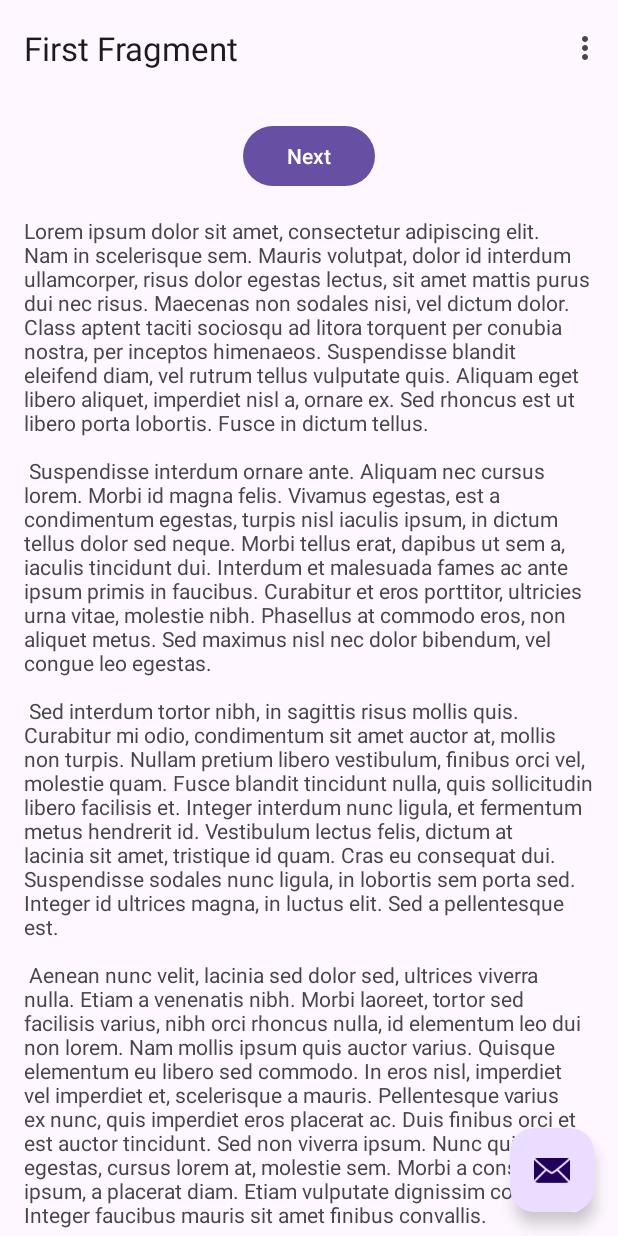
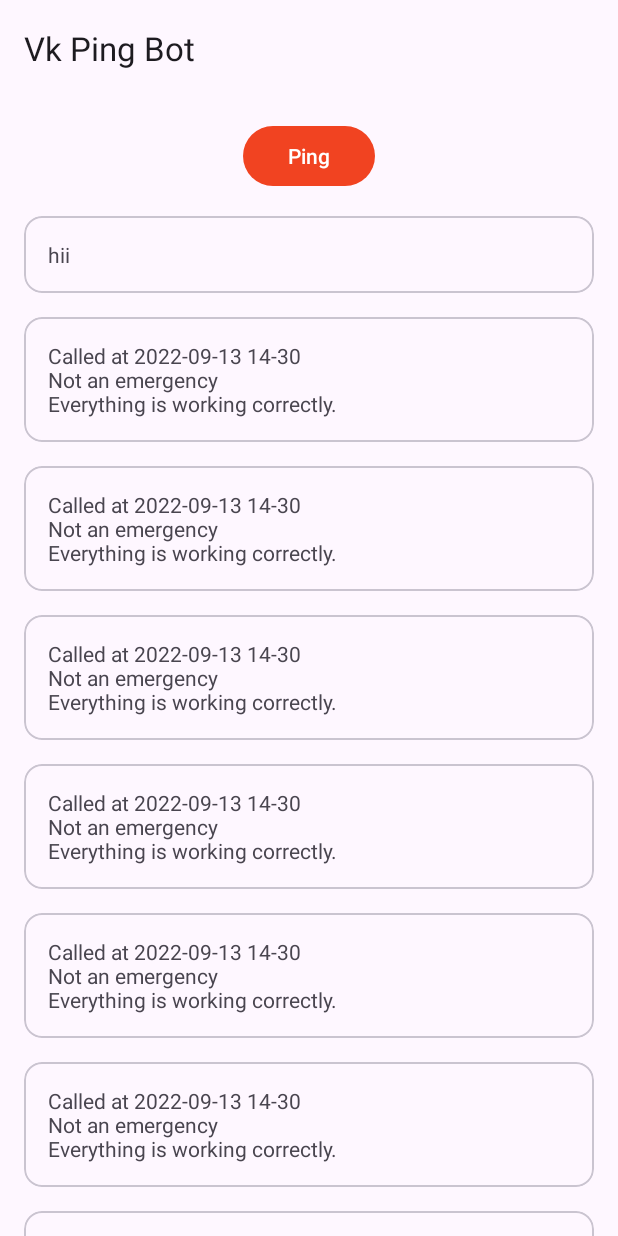
Before and after one commit to JupiterPi/vk-ping-bot, an Android app: the screen it shows after launch (MainActivity), on a phone screen of 412 x 824 dp. Run offline under Robolectric (Android 15) with nearby library versions, the phone set to English and light mode, and no system bars; our stand-ins replace navigation-ui.

Commit message:
added way to add result view

```diff
--- a/app/src/main/java/de/jupiterpi/vocabulum/pingbot/MainActivity.kt
+++ b/app/src/main/java/de/jupiterpi/vocabulum/pingbot/MainActivity.kt
@@ -10,6 +10,11 @@ import androidx.navigation.ui.navigateUp
 import androidx.navigation.ui.setupActionBarWithNavController
 import android.view.Menu
 import android.view.MenuItem
+import android.widget.Button
+import android.widget.LinearLayout
+import android.widget.TextView
+import androidx.appcompat.app.AppCompatDelegate
+import androidx.fragment.app.commit
 import de.jupiterpi.vocabulum.pingbot.databinding.ActivityMainBinding
 
 class MainActivity : AppCompatActivity() {
@@ -18,44 +23,53 @@ class MainActivity : AppCompatActivity() {
     private lateinit var binding: ActivityMainBinding
 
     override fun onCreate(savedInstanceState: Bundle?) {
+        // disable night mode
+        AppCompatDelegate.setDefaultNightMode(AppCompatDelegate.MODE_NIGHT_NO)
+
         WindowCompat.setDecorFitsSystemWindows(window, false)
         super.onCreate(savedInstanceState)
 
-        binding = ActivityMainBinding.inflate(layoutInflater)
-        setContentView(binding.root)
+        /*binding = ActivityMainBinding.inflate(layoutInflater)
+        setContentView(binding.root)*/
+        setContentView(R.layout.activity_main)
 
-        setSupportActionBar(binding.toolbar)
+        /*setSupportActionBar(binding.toolbar)*/
+        setSupportActionBar(findViewById(R.id.toolbar))
 
-        val navController = findNavController(R.id.nav_host_fragment_content_main)
+        /*binding.buttonManualPing*/findViewById<Button>(R.id.button_manual_ping).setOnClickListener {
+            Snackbar
+                .make(it, "Text", 2000)
+                .show()
+        }
+
+        /*val navController = findNavController(R.id.nav_host_fragment_content_main)
         appBarConfiguration = AppBarConfiguration(navController.graph)
-        setupActionBarWithNavController(navController, appBarConfiguration)
+        setupActionBarWithNavController(navController, appBarConfiguration)*/
 
-        binding.fab.setOnClickListener { view ->
-            Snackbar.make(view, "Replace with your own action", Snackbar.LENGTH_LONG)
-                .setAnchorView(R.id.fab)
-                .setAction("Action", null).show()
+        if (savedInstanceState == null) {
+            /*supportFragmentManager.commit {
+                setReorderingAllowed(true)
+                add(R.id.result_fragments_container, ResultFragment.newInstance("This isn't the last."), "1")
+                add(R.id.result_fragments_container, ResultFragment.newInstance("Neither is this."), "2")
+            }*/
+            /*supportFragmentManager.commit {
+                setReorderingAllowed(true)
+                add(R.id.result_fragments_container, ResultFragment::class.java, Bundle().apply {
+                    putString(ARG_RESULT_TEXT, "Not a placeholder anymore!")
+                })
+            }*/
+        }
+
+        addResult("hii")
+        findViewById<Button>(R.id.button_manual_ping).setOnClickListener {
+            addResult("hi")
         }
     }
 
-    override fun onCreateOptionsMenu(menu: Menu): Boolean {
-        // Inflate the menu; this adds items to the action bar if it is present.
-        menuInflater.inflate(R.menu.menu_main, menu)
-        return true
-    }
-
-    override fun onOptionsItemSelected(item: MenuItem): Boolean {
-        // Handle action bar item clicks here. The action bar will
-        // automatically handle clicks on the Home/Up button, so long
-        // as you specify a parent activity in AndroidManifest.xml.
-        return when (item.itemId) {
-            R.id.action_settings -> true
-            else -> super.onOptionsItemSelected(item)
-        }
-    }
-
-    override fun onSupportNavigateUp(): Boolean {
-        val navController = findNavController(R.id.nav_host_fragment_content_main)
-        return navController.navigateUp(appBarConfiguration)
-                || super.onSupportNavigateUp()
+    fun addResult(resultText: String) {
+        val container = findViewById<LinearLayout>(R.id.results_container)
+        val view = layoutInflater.inflate(R.layout.result_container, null)
+        view.findViewById<TextView>(R.id.text_result).text = resultText
+        container.addView(view, 0)
     }
 }
--- a/app/src/main/res/layout/activity_main.xml
+++ b/app/src/main/res/layout/activity_main.xml
@@ -19,15 +19,103 @@
 
     </com.google.android.material.appbar.AppBarLayout>
 
-    <include layout="@layout/content_main" />
+    <androidx.constraintlayout.widget.ConstraintLayout
+        android:layout_width="match_parent"
+        android:layout_height="match_parent"
+        app:layout_behavior="@string/appbar_scrolling_view_behavior">
 
-    <com.google.android.material.floatingactionbutton.FloatingActionButton
-        android:id="@+id/fab"
-        android:layout_width="wrap_content"
-        android:layout_height="wrap_content"
-        android:layout_gravity="bottom|end"
-        android:layout_marginEnd="@dimen/fab_margin"
-        android:layout_marginBottom="16dp"
-        app:srcCompat="@android:drawable/ic_dialog_email" />
+        <!--<fragment
+            android:id="@+id/nav_host_fragment_content_main"
+            android:name="androidx.navigation.fragment.NavHostFragment"
+            android:layout_width="0dp"
+            android:layout_height="0dp"
+            app:defaultNavHost="true"
+            app:layout_constraintBottom_toBottomOf="parent"
+            app:layout_constraintEnd_toEndOf="parent"
+            app:layout_constraintStart_toStartOf="parent"
+            app:layout_constraintTop_toTopOf="parent"
+            app:navGraph="@navigation/nav_graph" />-->
+
+        <androidx.core.widget.NestedScrollView
+            android:layout_width="match_parent"
+            android:layout_height="match_parent"
+            app:layout_constraintBottom_toBottomOf="parent"
+            app:layout_constraintEnd_toEndOf="parent"
+            app:layout_constraintStart_toStartOf="parent"
+            app:layout_constraintTop_toTopOf="parent"
+            tools:context=".FirstFragment">
+
+            <androidx.constraintlayout.widget.ConstraintLayout
+                android:layout_width="match_parent"
+                android:layout_height="match_parent"
+                android:padding="16dp">
+
+                <Button
+                    android:id="@+id/button_manual_ping"
+                    android:layout_width="wrap_content"
+                    android:layout_height="wrap_content"
+                    android:text="@string/ping"
+                    app:layout_constraintEnd_toEndOf="parent"
+                    app:layout_constraintStart_toStartOf="parent"
+                    app:layout_constraintTop_toTopOf="parent" />
+
+                <!--<TextView
+                    android:id="@+id/textview_first"
+                    android:layout_width="wrap_content"
+                    android:layout_height="wrap_content"
+                    android:layout_marginTop="16dp"
+                    android:text="@string/lorem_ipsum"
+                    app:layout_constraintBottom_toBottomOf="parent"
+                    app:layout_constraintEnd_toEndOf="parent"
+                    app:layout_constraintStart_toStartOf="parent"
+                    app:layout_constraintTop_toBottomOf="@id/button_manual_ping" />-->
+
+                <!--<androidx.fragment.app.FragmentContainerView
+                    android:id="@+id/result_fragments_container"
+                    app:layout_constraintTop_toBottomOf="@id/button_manual_ping"
+                    android:layout_width="match_parent"
+                    android:layout_height="wrap_content">
+
+
+
+                </androidx.fragment.app.FragmentContainerView>-->
+
+                <!--<fragment
+                    android:id="@+id/results_fragment_instance"
+                    app:layout_constraintTop_toBottomOf="@id/button_manual_ping"
+                    android:layout_width="match_parent"
+                    android:layout_height="wrap_content"
+                    android:name="de.jupiterpi.vocabulum.pingbot.ResultFragment"/>-->
+
+                <LinearLayout
+                    android:id="@+id/results_container"
+                    android:layout_width="match_parent"
+                    android:layout_height="wrap_content"
+                    app:layout_constraintTop_toBottomOf="@id/button_manual_ping"
+                    android:orientation="vertical">
+
+                    <include layout="@layout/result_container" />
+
+                    <include layout="@layout/result_container" />
+
+                    <include layout="@layout/result_container" />
+
+                    <include layout="@layout/result_container" />
+
+                    <include layout="@layout/result_container" />
+
+                    <include layout="@layout/result_container" />
+
+                    <include layout="@layout/result_container" />
+
+                    <include layout="@layout/result_container" />
+
+                </LinearLayout>
+
+            </androidx.constraintlayout.widget.ConstraintLayout>
+
+        </androidx.core.widget.NestedScrollView>
+
+    </androidx.constraintlayout.widget.ConstraintLayout>
 
 </androidx.coordinatorlayout.widget.CoordinatorLayout>
--- /dev/null
+++ b/app/src/main/res/layout/result_container.xml
@@ -0,0 +1,29 @@
+<?xml version="1.0" encoding="utf-8"?>
+<LinearLayout xmlns:android="http://schemas.android.com/apk/res/android"
+    android:layout_width="match_parent"
+    android:layout_height="match_parent">
+
+    <com.google.android.material.card.MaterialCardView
+        android:id="@+id/card_result"
+        android:layout_width="match_parent"
+        android:layout_height="wrap_content"
+        android:layout_marginTop="16dp"
+        android:clickable="true"
+        style="@style/Widget.Material3.CardView.Outlined">
+
+        <LinearLayout
+            android:layout_width="match_parent"
+            android:layout_height="wrap_content"
+            android:layout_margin="16dp">
+
+            <TextView
+                android:id="@+id/text_result"
+                android:layout_width="wrap_content"
+                android:layout_height="wrap_content"
+                android:text="Called at 2022-09-13 14-30\nNot an emergency\nEverything is working correctly."/>
+
+        </LinearLayout>
+
+    </com.google.android.material.card.MaterialCardView>
+
+</LinearLayout>
--- a/app/src/main/res/values-night/themes.xml
+++ /dev/null
@@ -1,7 +0,0 @@
-<resources xmlns:tools="http://schemas.android.com/tools">
-    <!-- Base application theme. -->
-    <style name="Base.Theme.VkPingBot" parent="Theme.Material3.DayNight.NoActionBar">
-        <!-- Customize your dark theme here. -->
-        <!-- <item name="colorPrimary">@color/my_dark_primary</item> -->
-    </style>
-</resources>
--- a/app/src/main/res/values/colors.xml
+++ b/app/src/main/res/values/colors.xml
@@ -1,5 +1,12 @@
 <?xml version="1.0" encoding="utf-8"?>
 <resources>
+    <!-- black/white -->
     <color name="black">#FF000000</color>
     <color name="white">#FFFFFFFF</color>
+
+    <!-- custom theme colors -->
+    <color name="vk_red">#f14321</color>
+    <color name="vk_red_darker">#A32B14</color>
+    <color name="vk_light_red">#f78772</color>
+    <color name="vk_blue">#16708d</color>
 </resources>
--- a/app/src/main/res/values/strings.xml
+++ b/app/src/main/res/values/strings.xml
@@ -43,4 +43,7 @@
         libero vel nunc consequat, quis tincidunt nisl eleifend. Cras bibendum enim a justo luctus
         vestibulum. Fusce dictum libero quis erat maximus, vitae volutpat diam dignissim.
     </string>
+    <string name="ping">Ping</string>
+    <!-- TODO: Remove or change this placeholder text -->
+    <string name="hello_blank_fragment">Hello blank fragment</string>
 </resources>
--- a/app/src/main/res/values/themes.xml
+++ b/app/src/main/res/values/themes.xml
@@ -1,8 +1,9 @@
 <resources xmlns:tools="http://schemas.android.com/tools">
     <!-- Base application theme. -->
-    <style name="Base.Theme.VkPingBot" parent="Theme.Material3.DayNight.NoActionBar">
-        <!-- Customize your light theme here. -->
-        <!-- <item name="colorPrimary">@color/my_light_primary</item> -->
+    <style name="Base.Theme.VkPingBot" parent="Theme.Material3.Light.NoActionBar">
+        <item name="colorPrimary">@color/vk_red</item>
+        <item name="colorPrimaryVariant">@color/vk_light_red</item>
+        <item name="colorSecondary">@color/vk_blue</item>
     </style>
 
     <style name="Theme.VkPingBot" parent="Base.Theme.VkPingBot" />
```
Also changed, not shown: app/src/main/java/de/jupiterpi/vocabulum/pingbot/ResultFragment.kt (added, +37 -0 lines), app/src/main/res/layout/fragment_result.xml (added, +40 -0 lines), 1 other file.
